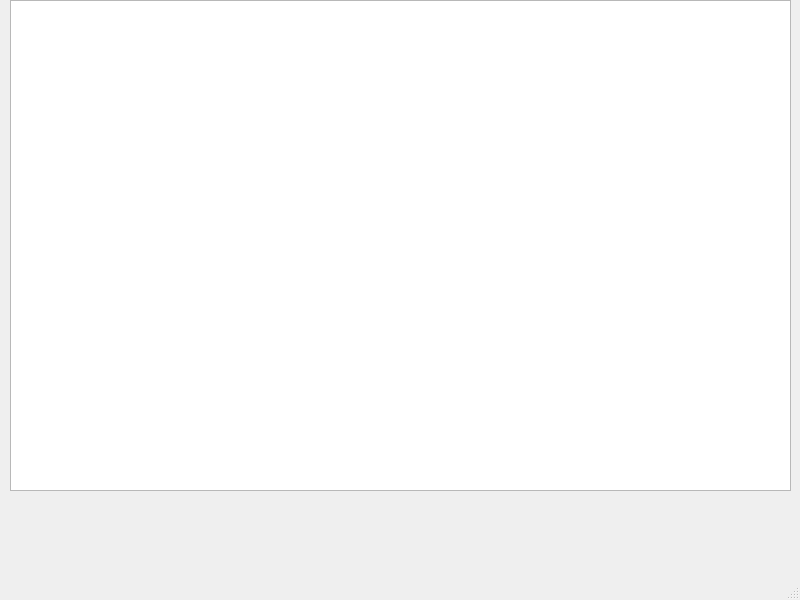
Above: marketwindow.ui from VoRaX00/Market before the change. Below: the same form after it.
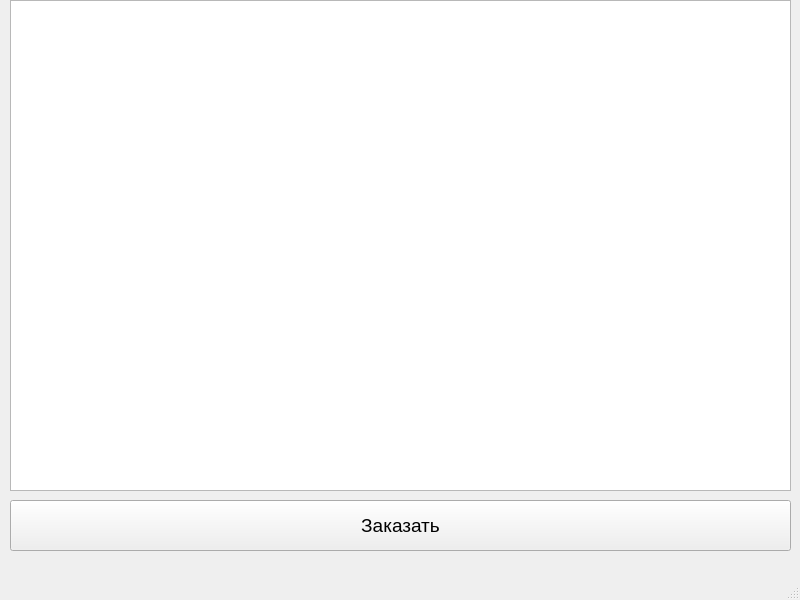
That is the form after the change.

What changed in the file:
```diff
--- a/marketwindow.ui
+++ b/marketwindow.ui
@@ -24,6 +24,24 @@
      </rect>
     </property>
    </widget>
+   <widget class="QPushButton" name="orderButton">
+    <property name="geometry">
+     <rect>
+      <x>10</x>
+      <y>500</y>
+      <width>781</width>
+      <height>51</height>
+     </rect>
+    </property>
+    <property name="font">
+     <font>
+      <pointsize>14</pointsize>
+     </font>
+    </property>
+    <property name="text">
+     <string>Заказать</string>
+    </property>
+   </widget>
   </widget>
   <widget class="QMenuBar" name="menubar">
    <property name="geometry">
```
